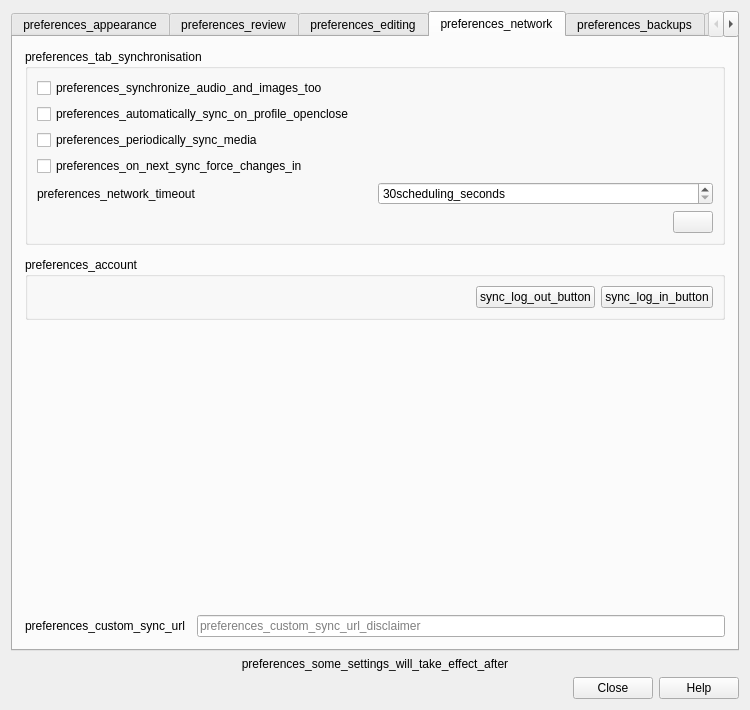
Qt form qt/aqt/forms/preferences.ui (JSchoreels/anki) before a commit.
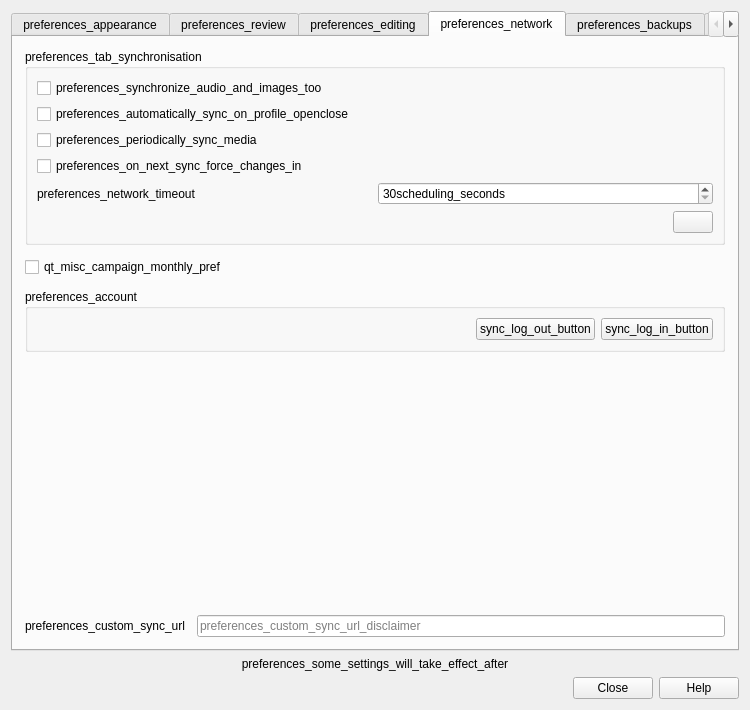
The same form after that commit. The open tabs and pages were chosen to show the change.

Commit message: Support in-app and opt-in monthly Anki campaign donations

```diff
--- a/qt/aqt/forms/preferences.ui
+++ b/qt/aqt/forms/preferences.ui
@@ -797,6 +797,13 @@
          </layout>
         </widget>
        </item>
+       <item>
+        <widget class="QCheckBox" name="campaign_monthly">
+         <property name="text">
+          <string>qt_misc_campaign_monthly_pref</string>
+         </property>
+        </widget>
+       </item>
        <item>
         <widget class="QGroupBox" name="groupBox_6">
          <property name="title">
```
The commit also changes 6 other files.
